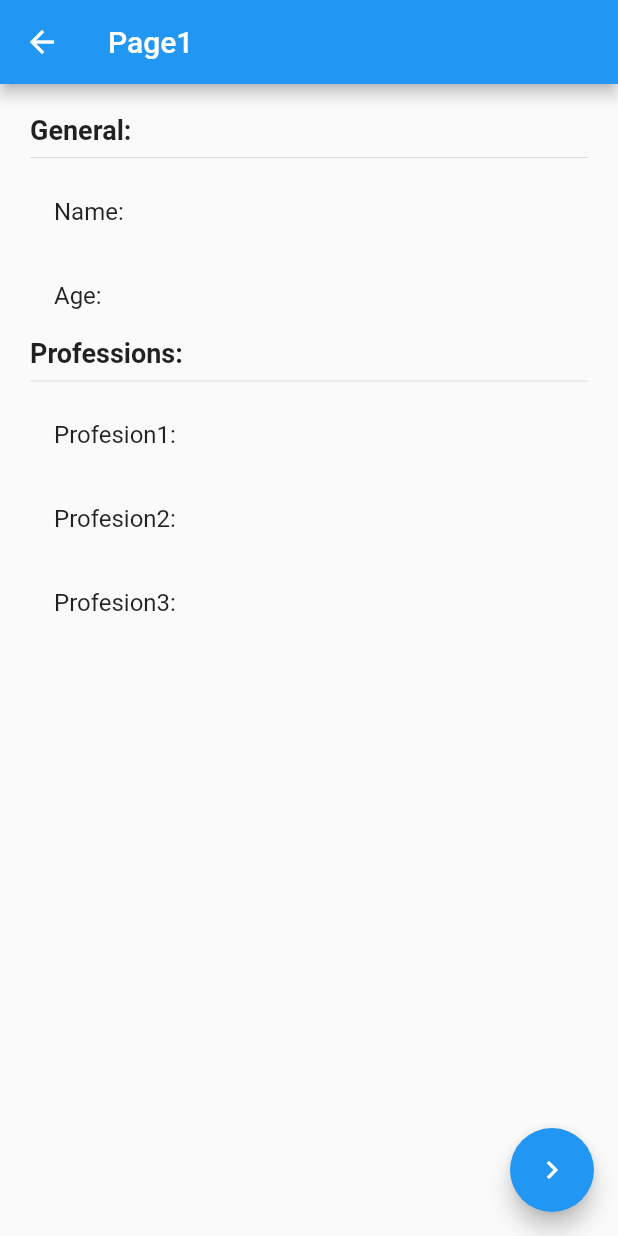
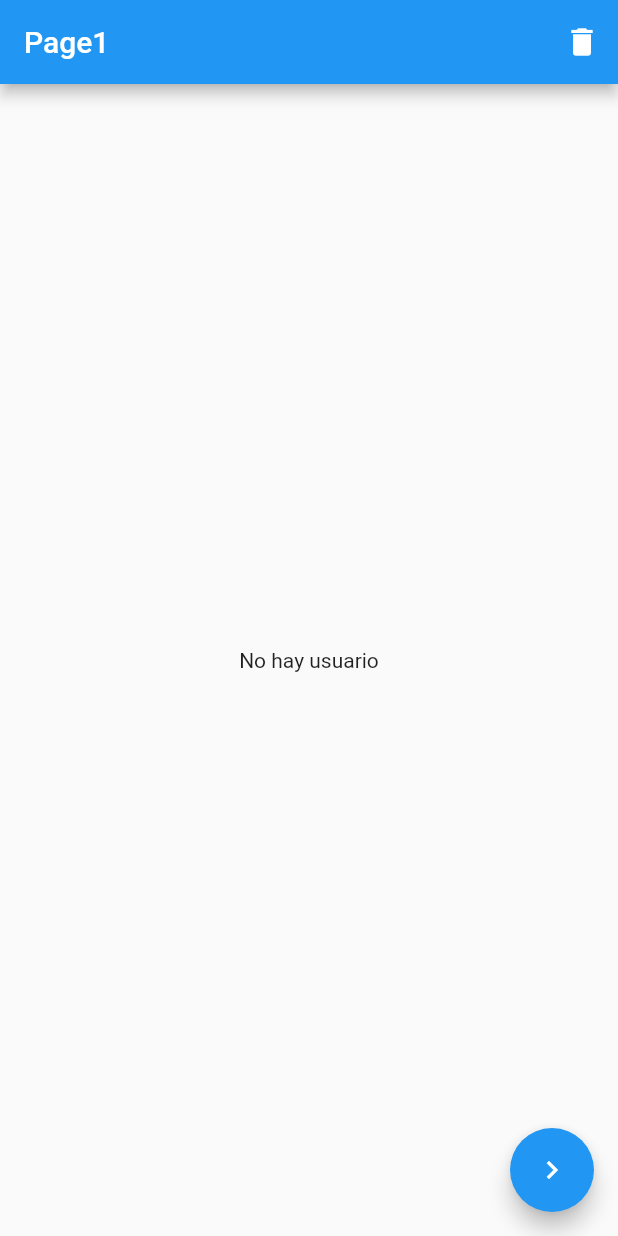
Before and after one commit to sebasgarcia29/states_flutter, a Flutter app: the screen it shows after launch, on a phone screen of 412 x 824 dp. Run offline on Flutter 3.47's test engine with Material 2 defaults, Android fonts, the phone set to English and light mode, and no system bars; our stand-ins replace bloc, flutter_bloc.

Commit message:
finish cubic

```diff
--- /dev/null
+++ b/lib/bloc/products/products_state.dart
@@ -0,0 +1,6 @@
+part of 'products_cubit.dart';
+
+@immutable
+abstract class ProductsState {}
+
+class ProductsInitial extends ProductsState {}
--- /dev/null
+++ b/lib/bloc/usuario/user_state.dart
@@ -0,0 +1,20 @@
+part of 'user_cubit.dart';
+
+@immutable
+abstract class UserState {}
+
+class UsuarioInitial extends UserState {
+  final existUser = false;
+
+  @override
+  String toString() {
+    return 'UserInitial $existUser';
+  }
+}
+
+class UserActive extends UserState {
+  final existUser = true;
+  final User user;
+
+  UserActive(this.user);
+}
--- a/lib/main.dart
+++ b/lib/main.dart
@@ -1,4 +1,6 @@
 import 'package:flutter/material.dart';
+import 'package:flutter_bloc/flutter_bloc.dart';
+import 'package:states/bloc/usuario/user_cubit.dart';
 
 import 'package:states/pages/page1_pages.dart';
 import 'package:states/pages/page2_pages.dart';
@@ -10,7 +12,11 @@ class MyApp extends StatelessWidget {
 
   @override
   Widget build(BuildContext context) {
-    return MaterialApp(
+    return MultiBlocProvider(
+      providers: [
+        BlocProvider(create: (_) => UserCubit()),
+      ],
+      child: MaterialApp(
         debugShowCheckedModeBanner: false,
         title: 'Material App',
         initialRoute: '/page1',
@@ -18,13 +24,6 @@ class MyApp extends StatelessWidget {
           '/page1': (_) => const Page1Screen(),
           '/page2': (_) => const Page2Screen(),
         },
-      home: Scaffold(
-        appBar: AppBar(
-          title: const Text('Material App Bar'),
-        ),
-        body: const Center(
-          child: Text('Hello World'),
-        ),
       ),
     );
   }
--- a/lib/models/usuario.dart
+++ b/lib/models/usuario.dart
@@ -1,11 +1,23 @@
 class User {
-  String name;
-  int age;
-  List<String> professions;
+  final String name;
+  final int age;
+  final List<String>? professions;
 
   User({
     required this.name,
     required this.age,
-    required this.professions,
+    this.professions,
   });
+
+  User copyWith({
+    String? name,
+    int? age,
+    List<String>? professions,
+  }) {
+    return User(
+      name: name ?? this.name,
+      age: age ?? this.age,
+      professions: professions ?? this.professions,
+    );
+  }
 }
--- a/lib/pages/page1_pages.dart
+++ b/lib/pages/page1_pages.dart
@@ -1,4 +1,8 @@
 import 'package:flutter/material.dart';
+import 'package:flutter_bloc/flutter_bloc.dart';
+
+import 'package:states/bloc/usuario/user_cubit.dart';
+import 'package:states/models/usuario.dart';
 
 class Page1Screen extends StatelessWidget {
   const Page1Screen({Key? key}) : super(key: key);
@@ -8,8 +12,18 @@ class Page1Screen extends StatelessWidget {
     return Scaffold(
       appBar: AppBar(
         title: const Text('Page1'),
+        actions: [
+          IconButton(
+            onPressed: () {
+              // final userCubit = context.read<UserCubit>();
+              // userCubit.clearUser();
+              context.read<UserCubit>().clearUser();
+            },
+            icon: const Icon(Icons.delete),
+          ),
+        ],
       ),
-      body: const InformationUser(),
+      body: const BodyScaffold(),
       floatingActionButton: FloatingActionButton(
         onPressed: () => Navigator.pushNamed(context, '/page2'),
         child: const Icon(Icons.navigate_next),
@@ -18,10 +32,37 @@ class Page1Screen extends StatelessWidget {
   }
 }
 
-class InformationUser extends StatelessWidget {
-  const InformationUser({
+class BodyScaffold extends StatelessWidget {
+  const BodyScaffold({
     super.key,
   });
+
+  @override
+  Widget build(BuildContext context) {
+    return BlocBuilder<UserCubit, UserState>(builder: (_, state) {
+      // if (state is UsuarioInitial) {
+      //   return const Center(child: Text('No hay usuario'));
+      // } else if (state is UserActive) {
+      //   return InformationUser(state.user);
+      // } else {
+      //   return const Center(child: Text('State undefined'));
+      // }
+      switch (state.runtimeType) {
+        case UsuarioInitial:
+          return const Center(child: Text('No hay usuario'));
+        case UserActive:
+          return InformationUser((state as UserActive).user);
+        default:
+          return const Center(child: Text('State undefined'));
+      }
+    });
+  }
+}
+
+class InformationUser extends StatelessWidget {
+  final User user;
+
+  const InformationUser(this.user, {super.key});
 
   @override
   Widget build(BuildContext context) {
@@ -31,28 +72,22 @@ class InformationUser extends StatelessWidget {
       padding: const EdgeInsets.all(20.0),
       child: Column(
         crossAxisAlignment: CrossAxisAlignment.start,
-        children: const [
-          Text('General: ',
+        children: [
+          const Text('General: ',
               style: TextStyle(fontSize: 18, fontWeight: FontWeight.bold)),
-          Divider(),
-          ListTile(
-            title: Text('Name: '),
-          ),
-          ListTile(
-            title: Text('Age: '),
-          ),
-          Text('Professions: ',
+          const Divider(),
+          ListTile(title: Text('Name: ${user.name}')),
+          ListTile(title: Text('Age: ${user.age}')),
+          const Text('Professions: ',
               style: TextStyle(fontSize: 18, fontWeight: FontWeight.bold)),
-          Divider(),
-          ListTile(
-            title: Text('Profesion1: '),
-          ),
-          ListTile(
-            title: Text('Profesion2: '),
-          ),
-          ListTile(
-            title: Text('Profesion3: '),
-          ),
+          const Divider(),
+          // const ListTile(title: Text('Profesion1: ')),
+          // const ListTile(title: Text('Profesion2: ')),
+          // const ListTile(title: Text('Profesion3: ')),
+          if (user.professions != null)
+            ...?user.professions
+                ?.map((profession) => ListTile(title: Text(profession)))
+                .toList(),
         ],
       ),
     );
--- a/pubspec.yaml
+++ b/pubspec.yaml
@@ -35,6 +35,7 @@ dependencies:
   # The following adds the Cupertino Icons font to your application.
   # Use with the CupertinoIcons class for iOS style icons.
   cupertino_icons: ^1.0.2
+  flutter_bloc: ^8.1.1
 
 dev_dependencies:
   flutter_test:
```
Also changed, not shown: lib/bloc/products/products_cubit.dart (added, +8 -0 lines), lib/bloc/usuario/user_cubit.dart (added, +42 -0 lines), lib/pages/page2_pages.dart (+19 -3 lines), pubspec.lock. Lines whose indentation alone changed are shown as unchanged.
